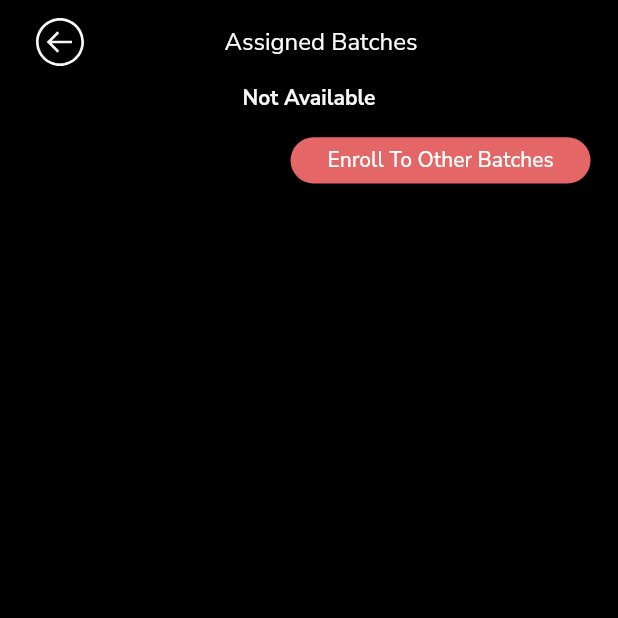
After one commit to arsarsars1/part_app, a Flutter app: the EditStudentBatches screen opened by its route, on a phone screen of 412 x 824 dp, the top half of it. The commit adds this screen. Run offline on Flutter 3.47's test engine with Material 2 defaults, Android fonts, the phone set to English and light mode, and no system bars; our stand-ins replace cached_network_image, connectivity_plus, dio, equatable, firebase_core, firebase_messaging and 10 more; missing offline and left inert: month_year_picker, razorpay_flutter; accounts and stored records are empty; generated files the repository leaves out were written again; network calls fail.

Commit message:
student enroll to batch added.

```diff
--- a/lib/model/data_model/batch_response.dart
+++ b/lib/model/data_model/batch_response.dart
@@ -16,6 +16,9 @@ part 'batch_response.g.dart';
 BatchResponse batchResponseFromJson(String str) =>
     BatchResponse.fromJson(json.decode(str));
 
+StudentsBatchResponse studentBatchResponseFromJson(String str) =>
+    StudentsBatchResponse.fromJson(json.decode(str));
+
 String batchResponseToJson(BatchResponse data) => json.encode(data.toJson());
 
 @freezed
@@ -29,6 +32,18 @@ abstract class BatchResponse with _$BatchResponse {
 
   factory BatchResponse.fromJson(Map<String, dynamic> json) =>
       _$BatchResponseFromJson(json);
+}
+
+@freezed
+abstract class StudentsBatchResponse with _$StudentsBatchResponse {
+  @JsonSerializable(fieldRename: FieldRename.snake)
+  const factory StudentsBatchResponse({
+    int? status,
+    List<Batch>? batches,
+  }) = _StudentsBatchResponse;
+
+  factory StudentsBatchResponse.fromJson(Map<String, dynamic> json) =>
+      _$StudentsBatchResponseFromJson(json);
 }
 
 @freezed
--- a/lib/view/route_generator.dart
+++ b/lib/view/route_generator.dart
@@ -32,6 +32,7 @@ import 'package:part_app/view/students/add_student.dart';
 import 'package:part_app/view/students/assign_batch.dart';
 import 'package:part_app/view/students/assign_student_batch.dart';
 import 'package:part_app/view/students/edit_student.dart';
+import 'package:part_app/view/students/edit_student_batches.dart';
 import 'package:part_app/view/students/student_details.dart';
 import 'package:part_app/view/students/students_view.dart';
 import 'package:part_app/view/trainer/add_trainer.dart';
@@ -271,12 +272,16 @@ class RouteGenerator {
         );
       case AssignBatch.route:
         return MaterialPageRoute(
-          builder: (_) => const AssignBatch(),
+          builder: (_) => AssignBatch(
+            editStudent: settings.arguments as bool,
+          ),
           settings: settings,
         );
       case AssignStudentBatch.route:
         return MaterialPageRoute(
-          builder: (_) => const AssignStudentBatch(),
+          builder: (_) => AssignStudentBatch(
+            editStudent: settings.arguments as bool,
+          ),
           settings: settings,
         );
       case StudentDetails.route:
@@ -289,6 +294,11 @@ class RouteGenerator {
           builder: (_) => const EditStudent(),
           settings: settings,
         );
+      case EditStudentBatches.route:
+        return MaterialPageRoute(
+          builder: (_) => const EditStudentBatches(),
+          settings: settings,
+        );
       default:
         return MaterialPageRoute(
           builder: (_) => const Login(),
--- a/lib/view/students/add_student.dart
+++ b/lib/view/students/add_student.dart
@@ -298,7 +298,11 @@ class _AddStudentState extends State<AddStudent> {
                       );
 
                       cubit.setStudent(request);
-                      Navigator.pushNamed(context, AssignBatch.route);
+                      Navigator.pushNamed(
+                        context,
+                        AssignBatch.route,
+                        arguments: false,
+                      );
                     }
                   },
                   title: 'Continue',
--- /dev/null
+++ b/lib/view/students/edit_student_batches.dart
@@ -0,0 +1,78 @@
+import 'package:flutter/material.dart';
+import 'package:flutter_screenutil/flutter_screenutil.dart';
+import 'package:part_app/model/data_model/batch_model.dart';
+import 'package:part_app/view/batch/components/batch_item.dart';
+import 'package:part_app/view/components/components.dart';
+import 'package:part_app/view/students/assign_batch.dart';
+import 'package:part_app/view_model/cubits.dart';
+
+class EditStudentBatches extends StatefulWidget {
+  static const route = '/students/details/assigned-batches';
+
+  const EditStudentBatches({Key? key}) : super(key: key);
+
+  @override
+  State<EditStudentBatches> createState() => _EditStudentBatchesState();
+}
+
+class _EditStudentBatchesState extends State<EditStudentBatches> {
+  @override
+  Widget build(BuildContext context) {
+    var cubit = context.read<StudentCubit>();
+    return Scaffold(
+      appBar: const CommonBar(
+        title: 'Assigned Batches',
+      ),
+      body: ListView(
+        children: [
+          Center(
+            child: Text(
+              cubit.student?.studentDetail?[0].name ?? 'Not Available',
+              style: Theme.of(context).textTheme.bodyText1?.copyWith(
+                    fontWeight: FontWeight.bold,
+                  ),
+            ),
+          ),
+          Align(
+            alignment: Alignment.centerRight,
+            child: Padding(
+              padding: EdgeInsets.only(
+                left: 16.w,
+                right: 16.w,
+                top: 16.h,
+              ),
+              child: Button(
+                height: 30.h,
+                width: 200,
+                onTap: () {
+                  Navigator.pushNamed(
+                    context,
+                    AssignBatch.route,
+                    arguments: true,
+                  );
+                },
+                title: 'Enroll To Other Batches',
+              ),
+            ),
+          ),
+          BlocBuilder<StudentCubit, StudentState>(
+            builder: (context, state) {
+              return ListView.builder(
+                shrinkWrap: true,
+                itemCount: cubit.batches.length,
+                itemBuilder: (context, index) {
+                  BatchModel batch = cubit.batches[index];
+                  return BatchItem(
+                    edit: true,
+                    batch: batch,
+                    onTap: () {},
+                  );
+                },
+              );
+            },
+          ),
+        ],
+      ),
+    );
+  }
+}
--- a/lib/view/students/students_view.dart
+++ b/lib/view/students/students_view.dart
@@ -5,9 +5,9 @@ import 'package:part_app/model/data_model/students_response.dart';
 import 'package:part_app/view/components/components.dart';
 import 'package:part_app/view/constants/default_values.dart';
 import 'package:part_app/view/students/add_student.dart';
-import 'package:part_app/view/students/student/batch_picker.dart';
-import 'package:part_app/view/students/student/student_item.dart';
 import 'package:part_app/view/students/student_details.dart';
+import 'package:part_app/view/students/widgets/batch_picker.dart';
+import 'package:part_app/view/students/widgets/student_item.dart';
 import 'package:part_app/view_model/cubits.dart';
 
 class StudentsView extends StatefulWidget {
--- a/lib/view_model/batch/batch_cubit.dart
+++ b/lib/view_model/batch/batch_cubit.dart
@@ -121,6 +121,10 @@ class BatchCubit extends Cubit<BatchState> {
   void reset() {
     _batches.clear();
     emit(BatchInitial());
+  }
+
+  void refresh() {
+    emit(BatchesFetched());
   }
 
   List<DropDownItem>? getSubjectsDropDown() {
--- a/lib/view_model/student/student_state.dart
+++ b/lib/view_model/student/student_state.dart
@@ -48,3 +48,13 @@ class StudentDetailsFailed extends StudentState {
 
   StudentDetailsFailed(this.message);
 }
+
+class StudentBatchesFetched extends StudentState {}
+
+class StudentBatchesFetching extends StudentState {}
+
+class StudentBatchesFailed extends StudentState {
+  final String message;
+
+  StudentBatchesFailed(this.message);
+}
```
Also changed, not shown: lib/model/service/admin/student.dart (+20 -0 lines), lib/view/batch/components/batch_item.dart (+32 -4 lines), lib/view/components/round_button.dart (added, +34 -0 lines), lib/view/students/assign_batch.dart (+22 -11 lines), lib/view/students/assign_student_batch.dart (+40 -5 lines), lib/view/students/student_details.dart (+8 -1 lines), lib/view_model/student/student_cubit.dart (+44 -0 lines), lib/model/data_model/batch_response.freezed.dart, lib/model/data_model/batch_response.g.dart, lib/view/students/widgets/batch_picker.dart (renamed from lib/view/students/student/batch_picker.dart), lib/view/students/widgets/student_item.dart (renamed from lib/view/students/student/student_item.dart).
